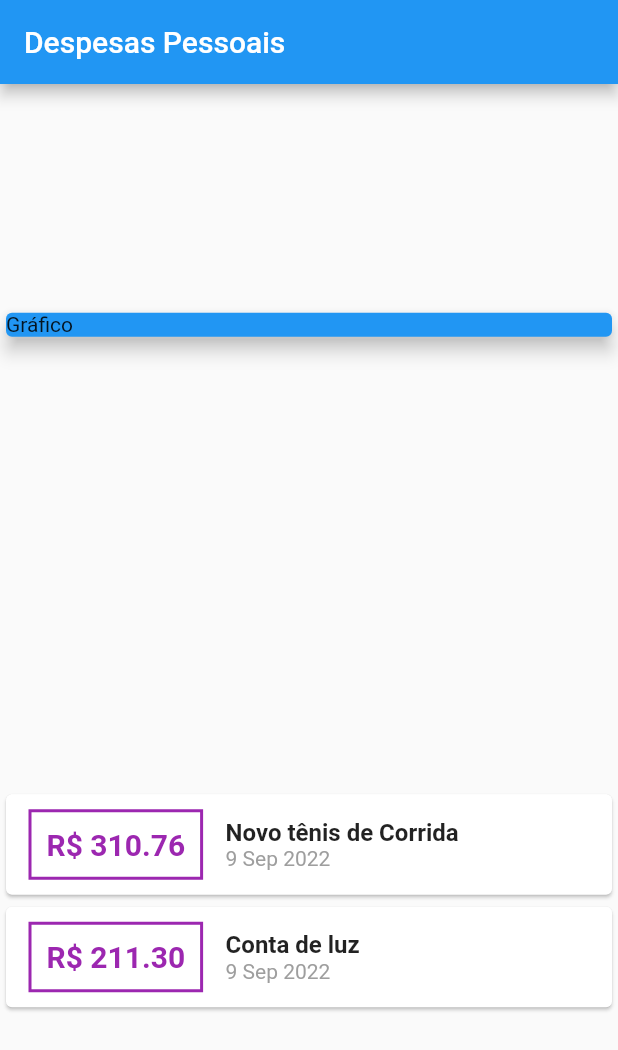
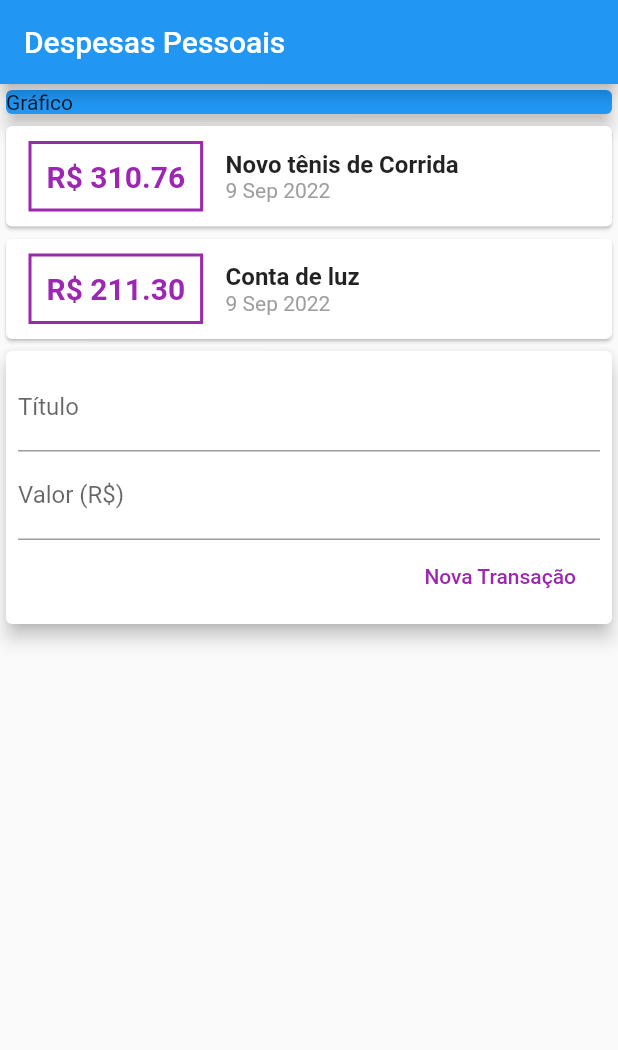
Before and after one commit to gabriel447/expenses, a Flutter app: the screen it shows after launch, on a phone screen of 412 x 824 dp. Shown: the top 1050 px of the screen. Run offline on Flutter 3.47's test engine with Material 2 defaults, Android fonts, the phone set to English and light mode, and no system bars.

Commit message:
text_field1

```diff
--- a/lib/main.dart
+++ b/lib/main.dart
@@ -1,3 +1,5 @@
+// ignore_for_file: deprecated_member_use
+
 import 'package:expenses/models/transaction.dart';
 import 'package:flutter/material.dart';
 import 'package:intl/intl.dart';
@@ -35,7 +37,7 @@ class MyHomePage extends StatelessWidget {
         title: Text('Despesas Pessoais'),
       ),
       body: Column(
-        mainAxisAlignment: MainAxisAlignment.spaceAround,
+        // mainAxisAlignment: MainAxisAlignment.spaceAround,
         crossAxisAlignment: CrossAxisAlignment.stretch,
         children: <Widget>[
           Container(
@@ -89,6 +91,36 @@ class MyHomePage extends StatelessWidget {
                 ),
               );
             }).toList(),
+          ),
+          Card(
+            elevation: 5,
+            child: Padding(
+              padding: const EdgeInsets.all(8.0),
+              child: Column(
+                children: [
+                  TextField(
+                    decoration: InputDecoration(
+                      labelText: 'Título',
+                    ),
+                  ),
+                  TextField(
+                    decoration: InputDecoration(
+                      labelText: 'Valor (R\$)',
+                    ),
+                  ),
+                  Row(
+                    mainAxisAlignment: MainAxisAlignment.end,
+                    children: [
+                      FlatButton(
+                        child: Text('Nova Transação'),
+                        textColor: Colors.purple,
+                        onPressed: () {},
+                      ),
+                    ],
+                  ),
+                ],
+              ),
+            ),
           )
         ],
       ),
```
Also changed, not shown: 2 other files.
